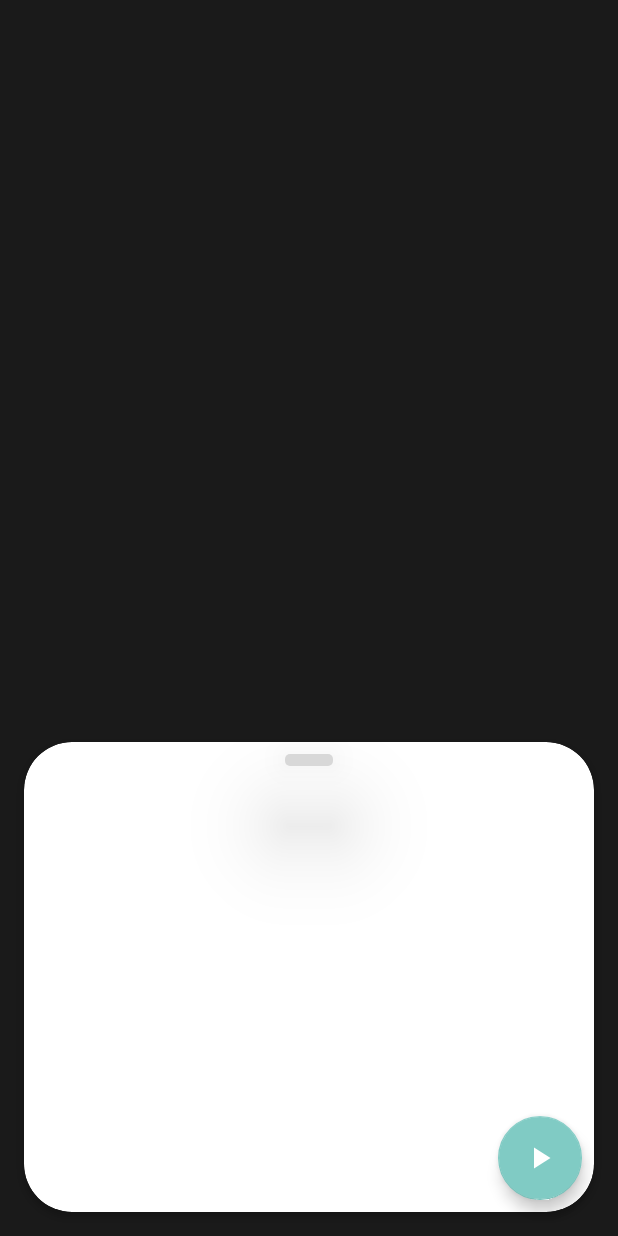
After one commit to aravindkarthik96/Blanca, an Android app: the layout activity_blanca_home.xml on its own in the app's theme, with its tools: preview values and no code run, on a phone screen of 412 x 824 dp. The commit adds this screen. Run offline under Robolectric (Android 15) with nearby library versions, the light colour scheme and no system bars.

Commit message:
added new layout for blanca home screen

```diff
--- a/app/build.gradle
+++ b/app/build.gradle
@@ -10,7 +10,7 @@ android {
     defaultConfig {
         applicationId "com.aravindkarthik.blanca"
         minSdkVersion 24
-        targetSdkVersion 28
+        targetSdkVersion 29
         versionCode 1
         versionName "1.0"
         testInstrumentationRunner "androidx.test.runner.AndroidJUnitRunner"
@@ -30,13 +30,14 @@ android {
 
 dependencies {
     implementation fileTree(dir: 'libs', include: ['*.jar'])
-    implementation"org.jetbrains.kotlin:kotlin-stdlib-jdk7:$kotlin_version"
+    implementation "org.jetbrains.kotlin:kotlin-stdlib-jdk7:$kotlin_version"
     implementation 'androidx.appcompat:appcompat:1.2.0-alpha02'
     implementation 'androidx.core:core-ktx:1.3.0-alpha01'
-    implementation 'androidx.constraintlayout:constraintlayout:1.1.3'
+    implementation 'androidx.constraintlayout:constraintlayout:2.0.0-beta4'
+    implementation 'com.google.android.material:material:1.1.0'
     testImplementation 'junit:junit:4.12'
     testCompile 'org.mockito:mockito-core:3.0.0'
-    androidTestImplementation 'androidx.test:runner:1.3.0-alpha03'
-    androidTestImplementation 'androidx.test.espresso:espresso-core:3.3.0-alpha03'
+    androidTestImplementation 'androidx.test:runner:1.3.0-alpha04'
+    androidTestImplementation 'androidx.test.espresso:espresso-core:3.3.0-alpha04'
 
 }
--- a/app/src/main/AndroidManifest.xml
+++ b/app/src/main/AndroidManifest.xml
@@ -11,17 +11,20 @@
         android:roundIcon="@mipmap/ic_launcher_round"
         android:supportsRtl="true"
         android:theme="@style/Theme.AppCompat.NoActionBar">
-        <activity android:name=".HomeActivity">
+        <activity android:name=".BlancaHomeActivity">
             <intent-filter>
-                <action android:name="android.intent.action.MAIN"/>
+                <action android:name="android.intent.action.MAIN" />
 
-                <category android:name="android.intent.category.LAUNCHER"/>
+                <category android:name="android.intent.category.LAUNCHER" />
 
                 <action android:name="android.intent.action.VIEW" />
             </intent-filter>
         </activity>
+        <activity android:name=".HomeActivity"></activity>
 
-        <meta-data android:name="com.google.ar.core" android:value="required" />
+        <meta-data
+            android:name="com.google.ar.core"
+            android:value="required" />
     </application>
 
 </manifest>
--- /dev/null
+++ b/app/src/main/java/com/aravindkarthik/blanca/BlancaHomeActivity.kt
@@ -0,0 +1,12 @@
+package com.aravindkarthik.blanca
+
+import androidx.appcompat.app.AppCompatActivity
+import android.os.Bundle
+
+class BlancaHomeActivity : AppCompatActivity() {
+
+    override fun onCreate(savedInstanceState: Bundle?) {
+        super.onCreate(savedInstanceState)
+        setContentView(R.layout.activity_blanca_home)
+    }
+}
--- a/app/src/main/java/com/aravindkarthik/blanca/HomeActivity.kt
+++ b/app/src/main/java/com/aravindkarthik/blanca/HomeActivity.kt
@@ -10,7 +10,7 @@ import kotlinx.android.synthetic.main.activity_main.*
 
 class HomeActivity : AppCompatActivity() {
 
-    val functions = mutableListOf<Function>()
+    private val functions = mutableListOf<Function>()
 
     override fun onCreate(savedInstanceState: Bundle?) {
         super.onCreate(savedInstanceState)
--- /dev/null
+++ b/app/src/main/res/drawable/blanca_card_notch.xml
@@ -0,0 +1,5 @@
+<?xml version="1.0" encoding="utf-8"?>
+<shape xmlns:android="http://schemas.android.com/apk/res/android">
+    <solid android:color="#D8D8D8" />
+    <corners android:radius="3dp" />
+</shape>
--- /dev/null
+++ b/app/src/main/res/drawable/blanca_compile_icon.xml
@@ -0,0 +1,10 @@
+<?xml version="1.0" encoding="utf-8"?>
+<vector xmlns:android="http://schemas.android.com/apk/res/android"
+    android:width="24dp"
+    android:height="24dp"
+    android:viewportWidth="24.0"
+    android:viewportHeight="24.0">
+    <path
+        android:fillColor="#FFFF"
+        android:pathData="M8,5v14l11,-7z" />
+</vector>
--- /dev/null
+++ b/app/src/main/res/layout/activity_blanca_home.xml
@@ -0,0 +1,70 @@
+<?xml version="1.0" encoding="utf-8"?>
+<androidx.constraintlayout.motion.widget.MotionLayout xmlns:android="http://schemas.android.com/apk/res/android"
+    xmlns:app="http://schemas.android.com/apk/res-auto"
+    xmlns:tools="http://schemas.android.com/tools"
+    android:layout_width="match_parent"
+    android:layout_height="match_parent"
+    android:background="#1A1A1A"
+    app:applyMotionScene="true"
+    app:layoutDescription="@xml/blanca_home_scene"
+    tools:context=".BlancaHomeActivity">
+
+
+    <androidx.cardview.widget.CardView
+        android:id="@+id/contentCard"
+        android:layout_width="match_parent"
+        android:layout_height="0dp"
+        android:layout_margin="16dp"
+        app:cardBackgroundColor="#ffff"
+        app:cardCornerRadius="32dp"
+        app:layout_constraintBottom_toBottomOf="parent"
+        app:layout_constraintEnd_toEndOf="parent"
+        app:layout_constraintStart_toStartOf="parent"
+        app:layout_constraintTop_toTopOf="@+id/guidelineCollapsed" />
+
+    <androidx.constraintlayout.widget.Guideline
+        android:id="@+id/guidelineCollapsed"
+        android:layout_width="wrap_content"
+        android:layout_height="wrap_content"
+        android:orientation="horizontal"
+        app:layout_constraintGuide_percent="0.6" />
+
+
+    <androidx.constraintlayout.widget.Guideline
+        android:id="@+id/guidelineExpanded"
+        android:layout_width="wrap_content"
+        android:layout_height="wrap_content"
+        android:orientation="horizontal"
+        app:layout_constraintGuide_percent="0.1" />
+
+    <androidx.constraintlayout.widget.Guideline
+        android:id="@+id/guidelineExpandedBottom"
+        android:layout_width="wrap_content"
+        android:layout_height="wrap_content"
+        android:orientation="horizontal"
+        app:layout_constraintGuide_percent="1.05" />
+
+    <com.google.android.material.floatingactionbutton.FloatingActionButton
+        android:id="@+id/compileFabButton"
+        android:layout_width="wrap_content"
+        android:layout_height="wrap_content"
+        android:layout_marginEnd="24dp"
+        android:layout_marginBottom="24dp"
+        android:src="@drawable/blanca_compile_icon"
+        app:fabSize="normal"
+        app:layout_constraintBottom_toBottomOf="parent"
+        app:layout_constraintEnd_toEndOf="parent" />
+
+    <View
+        android:id="@+id/contentNotch"
+        android:layout_width="32dp"
+        android:layout_height="8dp"
+        android:layout_marginTop="8dp"
+        android:background="@drawable/blanca_card_notch"
+        android:translationZ="40dp"
+        app:layout_constraintEnd_toEndOf="@+id/contentCard"
+        app:layout_constraintStart_toStartOf="@+id/contentCard"
+        app:layout_constraintTop_toTopOf="@+id/contentCard" />
+
+
+</androidx.constraintlayout.motion.widget.MotionLayout>
--- a/app/src/main/res/values/colors.xml
+++ b/app/src/main/res/values/colors.xml
@@ -1,7 +1,7 @@
 <?xml version="1.0" encoding="utf-8"?>
 <resources>
-    <color name="colorPrimary">#008577</color>
+    <color name="colorPrimary">#62B656</color>
     <color name="colorPrimaryDark">#00574B</color>
-    <color name="colorAccent">#D81B60</color>
+    <color name="colorAccent">#62B656</color>
     <color name="blanca_text_green">#4CDF00</color>
 </resources>
--- /dev/null
+++ b/app/src/main/res/xml/blanca_home_scene.xml
@@ -0,0 +1,46 @@
+<?xml version="1.0" encoding="utf-8"?>
+<MotionScene xmlns:android="http://schemas.android.com/apk/res/android"
+    xmlns:motion="http://schemas.android.com/apk/res-auto">
+    <Transition
+        motion:constraintSetEnd="@id/expanded_state"
+        motion:constraintSetStart="@id/collapsed_state"
+        motion:duration="1000"
+        motion:motionInterpolator="easeInOut">
+        <OnSwipe
+            motion:dragDirection="dragUp"
+            motion:touchAnchorId="@id/contentCard"
+            motion:touchAnchorSide="top" />
+    </Transition>
+
+    <ConstraintSet android:id="@+id/collapsed_state">
+        <Constraint android:id="@+id/contentCard">
+            <Layout
+                android:layout_width="match_parent"
+                android:layout_height="0dp"
+                android:layout_marginStart="16dp"
+                android:layout_marginEnd="16dp"
+                android:layout_marginBottom="16dp"
+                motion:cardBackgroundColor="#ffff"
+                motion:layout_constraintBottom_toBottomOf="parent"
+                motion:layout_constraintEnd_toEndOf="parent"
+                motion:layout_constraintStart_toStartOf="parent"
+                motion:layout_constraintTop_toBottomOf="@+id/guidelineCollapsed" />
+        </Constraint>
+    </ConstraintSet>
+
+    <ConstraintSet android:id="@+id/expanded_state">
+        <Constraint android:id="@+id/contentCard">
+            <Layout
+                android:layout_width="match_parent"
+                android:layout_height="0dp"
+                android:layout_marginStart="0dp"
+                android:layout_marginEnd="0dp"
+                motion:cardBackgroundColor="#ffff"
+                motion:layout_constraintBottom_toBottomOf="@+id/guidelineExpandedBottom"
+                motion:layout_constraintEnd_toEndOf="parent"
+                motion:layout_constraintStart_toStartOf="parent"
+                motion:layout_constraintTop_toTopOf="@+id/guidelineExpanded" />
+        </Constraint>
+    </ConstraintSet>
+
+</MotionScene>
```
Also changed, not shown: 1 other file. Lines whose indentation alone changed are shown as unchanged.
